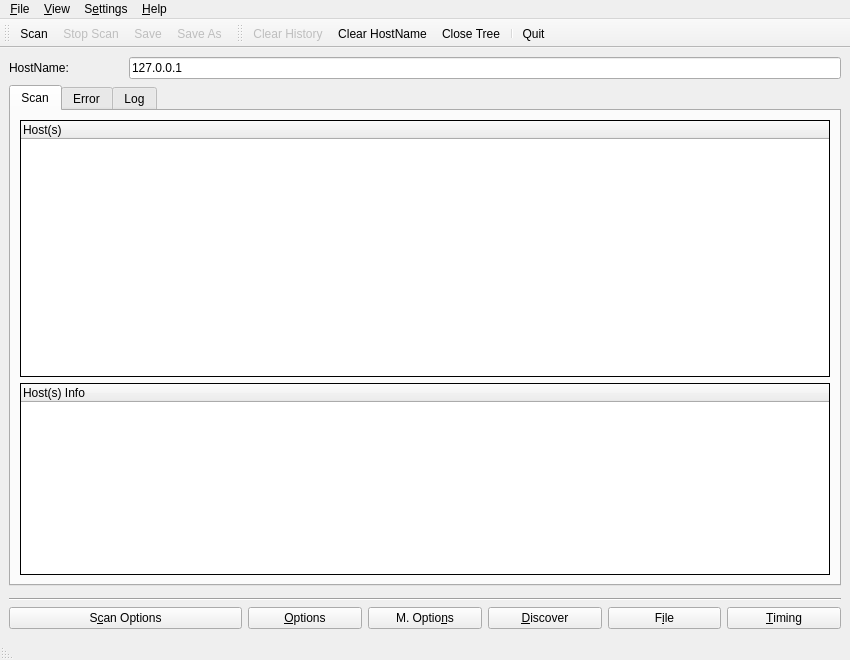
Qt form nmapsi4/mainwin.ui (nmapsi4/nmapsi4) before a commit.
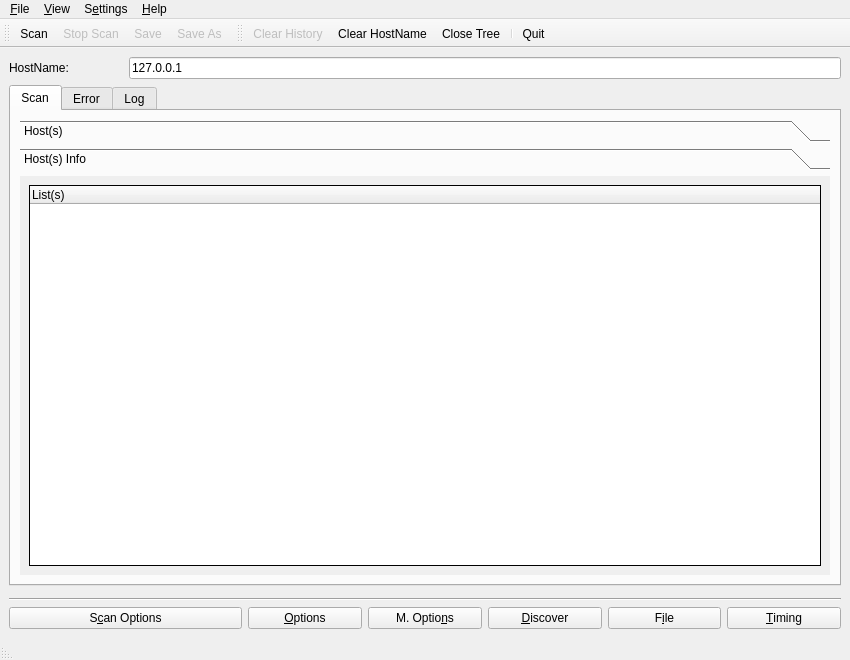
The same form after that commit. The open tabs and pages were chosen to show the change. Icons and pictures are not drawn.

Commit message: history class update, nmapsi4 interface fix a host info wrong resize

```diff
--- a/nmapsi4/mainwin.ui
+++ b/nmapsi4/mainwin.ui
@@ -122,6 +122,24 @@
        </attribute>
        <layout class="QVBoxLayout" name="verticalLayout" >
         <item>
+         <widget class="QToolBox" name="toolBox" >
+          <property name="currentIndex" >
+           <number>0</number>
+          </property>
+          <widget class="QWidget" name="page_6" >
+           <property name="geometry" >
+            <rect>
+             <x>0</x>
+             <y>0</y>
+             <width>816</width>
+             <height>349</height>
+            </rect>
+           </property>
+           <attribute name="label" >
+            <string>Host(s)</string>
+           </attribute>
+           <layout class="QVBoxLayout" name="verticalLayout_3" >
+            <item>
          <widget class="QTreeWidget" name="listWscan" >
           <property name="windowModality" >
            <enum>Qt::NonModal</enum>
@@ -200,15 +218,30 @@
           </property>
           <column>
            <property name="text" >
-            <string>Host(s)</string>
+                <string>List(s)</string>
            </property>
           </column>
          </widget>
         </item>
+           </layout>
+          </widget>
+          <widget class="QWidget" name="page_7" >
+           <property name="geometry" >
+            <rect>
+             <x>0</x>
+             <y>0</y>
+             <width>816</width>
+             <height>349</height>
+            </rect>
+           </property>
+           <attribute name="label" >
+            <string>Host(s) Info</string>
+           </attribute>
+           <layout class="QVBoxLayout" name="verticalLayout_2" >
         <item>
          <widget class="QTreeWidget" name="treeWinfo" >
           <property name="sizePolicy" >
-           <sizepolicy vsizetype="Fixed" hsizetype="Expanding" >
+               <sizepolicy vsizetype="Expanding" hsizetype="Expanding" >
             <horstretch>0</horstretch>
             <verstretch>170</verstretch>
            </sizepolicy>
@@ -242,9 +275,13 @@
           </property>
           <column>
            <property name="text" >
-            <string>Host(s) Info</string>
-           </property>
-          </column>
+                <string>List(s)</string>
+               </property>
+              </column>
+             </widget>
+            </item>
+           </layout>
+          </widget>
          </widget>
         </item>
        </layout>
```
Lines whose indentation alone changed are shown as unchanged. The commit also changes 9 other files.
